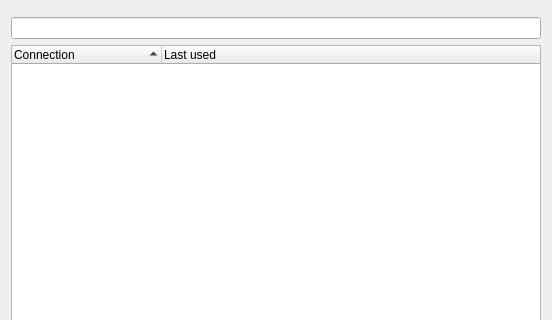
The window that editor/ui/connectioneditor.ui (KDE/plasma-nm) describes before a commit, drawn with Qt 5; both pictures show x 0 to 552 and y 0 to 320 of the 552 by 561 pixel window.
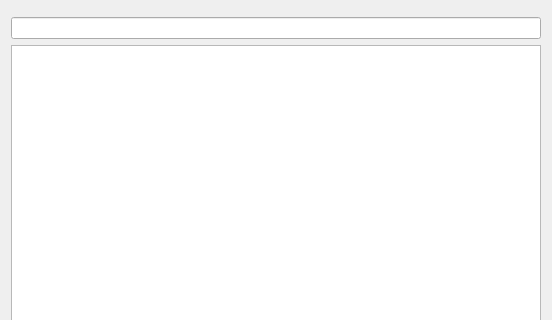
The same window after the commit. Custom widgets are drawn as their Qt base class.

```diff
--- a/editor/ui/connectioneditor.ui
+++ b/editor/ui/connectioneditor.ui
@@ -34,7 +34,7 @@
     </widget>
    </item>
    <item>
-    <widget class="QTreeWidget" name="connectionsWidget">
+    <widget class="QTreeView" name="connectionsWidget">
      <property name="sizePolicy">
       <sizepolicy hsizetype="Expanding" vsizetype="Expanding">
        <horstretch>0</horstretch>
@@ -59,46 +59,6 @@
      <property name="sortingEnabled">
       <bool>true</bool>
      </property>
-     <property name="animated">
-      <bool>true</bool>
-     </property>
-     <property name="wordWrap">
-      <bool>false</bool>
-     </property>
-     <property name="headerHidden">
-      <bool>false</bool>
-     </property>
-     <attribute name="headerVisible">
-      <bool>true</bool>
-     </attribute>
-     <attribute name="headerCascadingSectionResizes">
-      <bool>false</bool>
-     </attribute>
-     <attribute name="headerDefaultSectionSize">
-      <number>150</number>
-     </attribute>
-     <attribute name="headerHighlightSections">
-      <bool>true</bool>
-     </attribute>
-     <attribute name="headerMinimumSectionSize">
-      <number>100</number>
-     </attribute>
-     <attribute name="headerShowSortIndicator" stdset="0">
-      <bool>true</bool>
-     </attribute>
-     <attribute name="headerStretchLastSection">
-      <bool>true</bool>
-     </attribute>
-     <column>
-      <property name="text">
-       <string>Connection</string>
-      </property>
-     </column>
-     <column>
-      <property name="text">
-       <string>Last used</string>
-      </property>
-     </column>
     </widget>
    </item>
   </layout>
```
Left out of the diff: 8 changed lines with no effect on the pictures.
